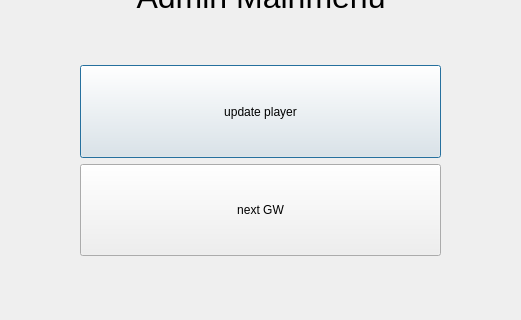
Before: the Qt Designer form adminmenu.ui in bolesawny7/FootballFantasy, drawn with Qt 5; both pictures show x 370 to 891 and y 235 to 555 of the 1313 by 862 pixel window.
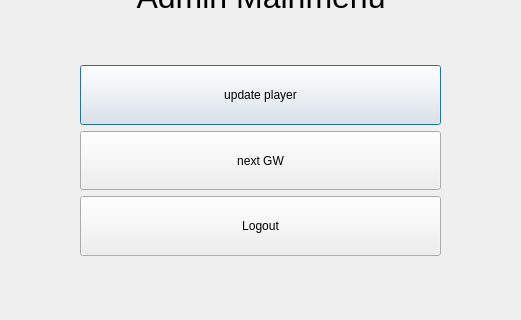
After: the same form once the commit is applied. Icons and pictures are not drawn.

Diff of the .ui file:
```diff
--- a/adminmenu.ui
+++ b/adminmenu.ui
@@ -46,7 +46,7 @@
 &lt;p align=&quot;center&quot; style=&quot; margin-top:0px; margin-bottom:0px; margin-left:0px; margin-right:0px; -qt-block-indent:0; text-indent:0px;&quot;&gt;&lt;span style=&quot; font-size:24pt;&quot;&gt;Admin Mainmenu &lt;/span&gt;&lt;/p&gt;&lt;/body&gt;&lt;/html&gt;</string>
    </property>
   </widget>
-  <widget class="QWidget" name="">
+  <widget class="QWidget" name="layoutWidget">
    <property name="geometry">
     <rect>
      <x>450</x>
@@ -82,6 +82,19 @@
       </property>
      </widget>
     </item>
+    <item>
+     <widget class="QPushButton" name="logout">
+      <property name="sizePolicy">
+       <sizepolicy hsizetype="Minimum" vsizetype="Expanding">
+        <horstretch>0</horstretch>
+        <verstretch>0</verstretch>
+       </sizepolicy>
+      </property>
+      <property name="text">
+       <string>Logout</string>
+      </property>
+     </widget>
+    </item>
    </layout>
   </widget>
  </widget>
```
